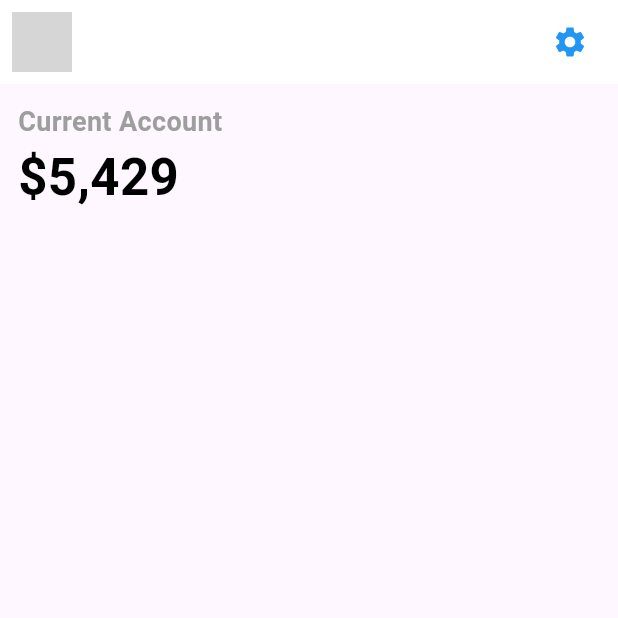
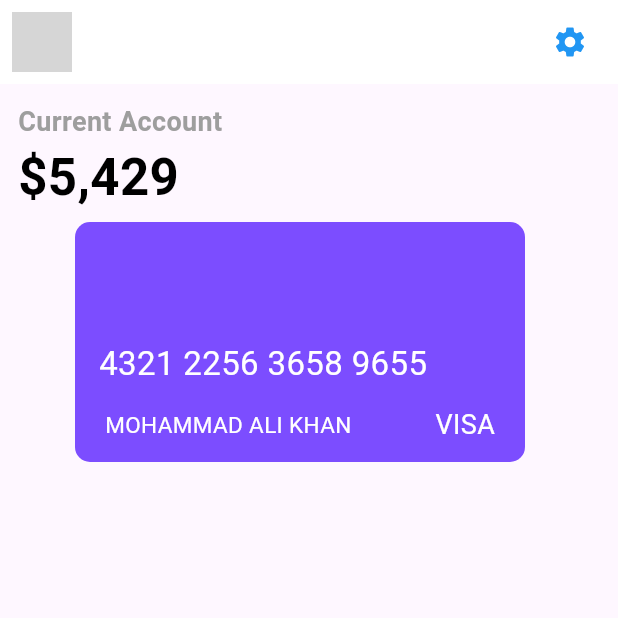
Before and after one commit to makgr/expense_app, a Flutter app: the screen it shows after launch, on a phone screen of 412 x 824 dp, the top half of it. Run offline on Flutter 3.47's test engine with Material 3 defaults, Android fonts, the phone set to English and light mode, and no system bars; network calls fail; grey boxes are pictures that could not be loaded.

Commit message:
card section

```diff
--- a/lib/main.dart
+++ b/lib/main.dart
@@ -13,7 +13,7 @@ class MyApp extends StatelessWidget {
   Widget build(BuildContext context) {
     return MaterialApp(
       debugShowCheckedModeBanner: false,
-      title: 'Flutter Demo',
+      title: 'Expense App',
       theme: ThemeData(
         colorScheme: ColorScheme.fromSeed(seedColor: Colors.deepPurple),
         useMaterial3: true,
--- a/lib/screens/home_screen.dart
+++ b/lib/screens/home_screen.dart
@@ -1,3 +1,4 @@
+import 'package:expense_app/screens/widgets/credit_card.dart';
 import 'package:expense_app/screens/widgets/current_account.dart';
 import 'package:flutter/material.dart';
 
@@ -30,12 +31,14 @@ class HomeScreen extends StatelessWidget {
           ),
         ],
       ),
-      body: Column(
+      body: const Column(
+        crossAxisAlignment: CrossAxisAlignment.start,
         children: [
           //current account
           CurrentAccount(),
 
           //cards
+          CreditCard(),
 
           //account manage
 
--- /dev/null
+++ b/lib/screens/widgets/credit_card.dart
@@ -0,0 +1,53 @@
+import 'package:flutter/material.dart';
+
+class CreditCard extends StatelessWidget {
+  const CreditCard({super.key});
+
+  @override
+  Widget build(BuildContext context) {
+    return Container(
+      height: 160,
+      width: 300,
+      margin: const EdgeInsets.only(left: 50),
+      decoration: BoxDecoration(
+        borderRadius: BorderRadius.circular(10),
+        color: Colors.deepPurpleAccent,
+      ),
+      child: const Column(
+        mainAxisAlignment: MainAxisAlignment.end,
+        crossAxisAlignment: CrossAxisAlignment.start,
+        children: [
+          Padding(
+            padding: EdgeInsets.only(left: 16.0),
+            child: Text(
+              '4321 2256 3658 9655',
+              style: TextStyle(color: Colors.white, fontSize: 22),
+            ),
+          ),
+          SizedBox(
+            height: 12,
+          ),
+          Padding(
+            padding: EdgeInsets.symmetric(horizontal: 20),
+            child: Row(
+              mainAxisAlignment: MainAxisAlignment.spaceBetween,
+              children: [
+                Text(
+                  'MOHAMMAD ALI KHAN',
+                  style: TextStyle(color: Colors.white, fontSize: 15),
+                ),
+                Text(
+                  'VISA',
+                  style: TextStyle(color: Colors.white, fontSize: 18),
+                ),
+              ],
+            ),
+          ),
+          SizedBox(
+            height: 12,
+          ),
+        ],
+      ),
+    );
+  }
+}
```
